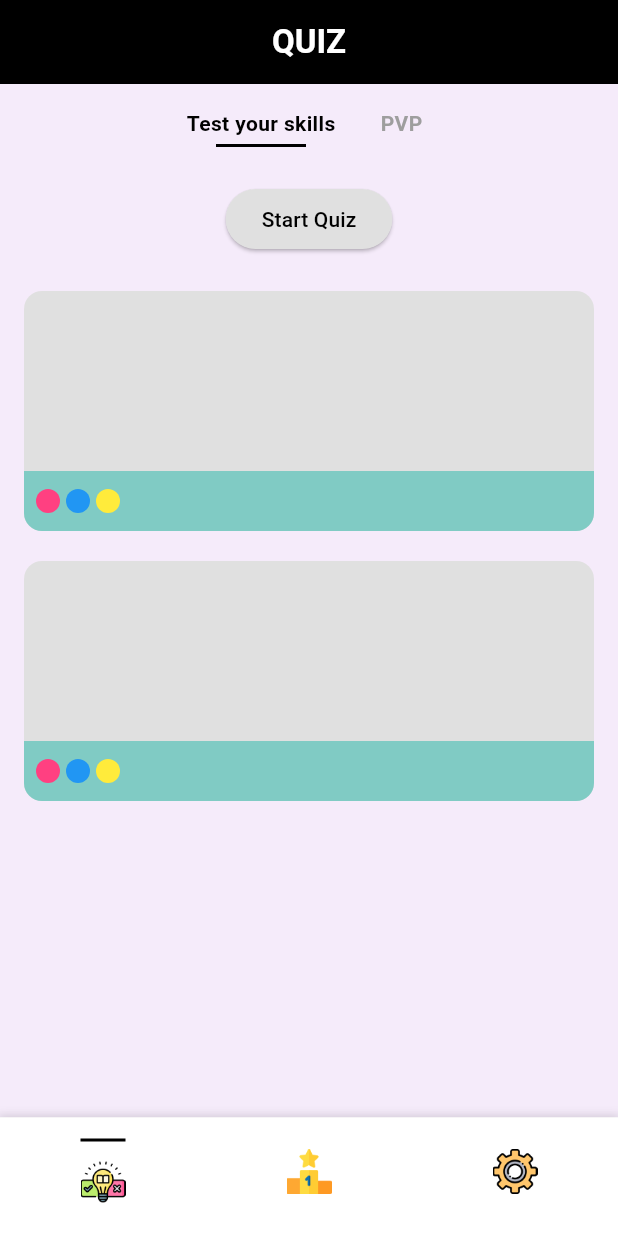
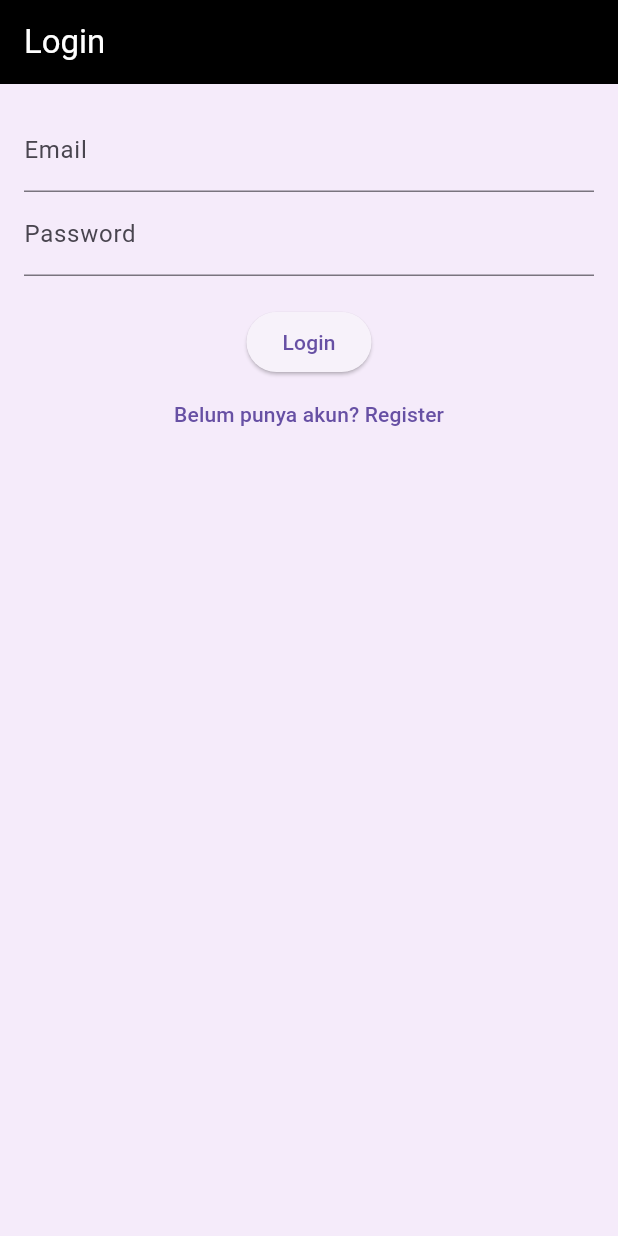
Before and after one commit to machzaul/Apps_Cendikiawan, a Flutter app: the screen it shows after launch, on a phone screen of 412 x 824 dp. Run offline on Flutter 3.47's test engine with Material 3 defaults, Android fonts, the phone set to English and light mode, and no system bars; our stand-ins replace firebase_auth, firebase_core; accounts and stored records are empty.

Commit message:
Pesan commit yang menjelaskan perubahan

```diff
--- /dev/null
+++ b/lib/LoginPage.dart
@@ -0,0 +1,54 @@
+import 'package:flutter/material.dart';
+import 'package:firebase_auth/firebase_auth.dart';
+import 'RegisterPage.dart';
+
+class LoginPage extends StatefulWidget {
+  const LoginPage({super.key});
+
+  @override
+  State<LoginPage> createState() => _LoginPageState();
+}
+
+class _LoginPageState extends State<LoginPage> {
+  final emailController = TextEditingController();
+  final passwordController = TextEditingController();
+
+  Future<void> login() async {
+    try {
+      await FirebaseAuth.instance.signInWithEmailAndPassword(
+        email: emailController.text.trim(),
+        password: passwordController.text.trim(),
+      );
+    } catch (e) {
+      ScaffoldMessenger.of(context).showSnackBar(SnackBar(content: Text("Login failed: $e")));
+    }
+  }
+
+  @override
+  Widget build(BuildContext context) {
+    return Scaffold(
+      backgroundColor: const Color(0xFFF5EBFA),
+      appBar: AppBar(title: const Text("Login")),
+      body: Padding(
+        padding: const EdgeInsets.all(16),
+        child: Column(
+          children: [
+            TextField(controller: emailController, decoration: const InputDecoration(labelText: "Email")),
+            TextField(controller: passwordController, decoration: const InputDecoration(labelText: "Password"), obscureText: true),
+            const SizedBox(height: 20),
+            ElevatedButton(
+              onPressed: login,
+              child: const Text("Login"),
+            ),
+            TextButton(
+              onPressed: () {
+                Navigator.push(context, MaterialPageRoute(builder: (_) => const RegisterPage()));
+              },
+              child: const Text("Belum punya akun? Register"),
+            ),
+          ],
+        ),
+      ),
+    );
+  }
+}
--- a/lib/QuizPage.dart
+++ b/lib/QuizPage.dart
@@ -16,7 +16,7 @@ class _QuizPageState extends State<QuizPage> {
   @override
   Widget build(BuildContext context) {
     return Scaffold(
-      backgroundColor: const Color(0xFFF5EBFA),
+      backgroundColor: const Color(0xFFFFFFFF),
       appBar: AppBar(
         backgroundColor: Colors.black,
         centerTitle: true,
--- /dev/null
+++ b/lib/RegisterPage.dart
@@ -0,0 +1,48 @@
+import 'package:flutter/material.dart';
+import 'package:firebase_auth/firebase_auth.dart';
+
+class RegisterPage extends StatefulWidget {
+  const RegisterPage({super.key});
+
+  @override
+  State<RegisterPage> createState() => _RegisterPageState();
+}
+
+class _RegisterPageState extends State<RegisterPage> {
+  final emailController = TextEditingController();
+  final passwordController = TextEditingController();
+
+  Future<void> register() async {
+    try {
+      await FirebaseAuth.instance.createUserWithEmailAndPassword(
+        email: emailController.text.trim(),
+        password: passwordController.text.trim(),
+      );
+      Navigator.pop(context); // kembali ke login
+    } catch (e) {
+      ScaffoldMessenger.of(context).showSnackBar(SnackBar(content: Text("Register failed: $e")));
+    }
+  }
+
+  @override
+  Widget build(BuildContext context) {
+    return Scaffold(
+      backgroundColor: const Color(0xFFF5EBFA),
+      appBar: AppBar(title: const Text("Register")),
+      body: Padding(
+        padding: const EdgeInsets.all(16),
+        child: Column(
+          children: [
+            TextField(controller: emailController, decoration: const InputDecoration(labelText: "Email")),
+            TextField(controller: passwordController, decoration: const InputDecoration(labelText: "Password"), obscureText: true),
+            const SizedBox(height: 20),
+            ElevatedButton(
+              onPressed: register,
+              child: const Text("Register"),
+            ),
+          ],
+        ),
+      ),
+    );
+  }
+}
--- a/lib/main.dart
+++ b/lib/main.dart
@@ -1,18 +1,24 @@
+import 'package:firebase_core/firebase_core.dart';
+import 'package:firebase_auth/firebase_auth.dart';
 import 'package:flutter/material.dart';
+import 'package:flutter/services.dart';
+
 import 'QuizPage.dart';
 import 'LeaderboardPage.dart';
 import 'SettingsPage.dart';
-import 'CategoryPage.dart'; // Make sure this is imported
-import 'package:flutter/services.dart';
+import 'LoginPage.dart'; // ✅ tambahkan halaman login
 
-void main() {
-  // Set preferred orientations to portrait only
+void main() async {
+  WidgetsFlutterBinding.ensureInitialized();
+  await Firebase.initializeApp();
+
+  // Lock orientation to portrait
   SystemChrome.setPreferredOrientations([
     DeviceOrientation.portraitUp,
     DeviceOrientation.portraitDown,
   ]);
 
-  // Set status bar color to black
+  // Set status bar color
   SystemChrome.setSystemUIOverlayStyle(const SystemUiOverlayStyle(
     statusBarColor: Colors.black,
     statusBarIconBrightness: Brightness.light,
@@ -28,6 +34,7 @@ class MyApp extends StatelessWidget {
   Widget build(BuildContext context) {
     return MaterialApp(
       title: 'Cendikiawan Quiz',
+      debugShowCheckedModeBanner: false,
       theme: ThemeData(
         primaryColor: Colors.black,
         scaffoldBackgroundColor: Colors.white,
@@ -44,8 +51,21 @@ class MyApp extends StatelessWidget {
           elevation: 10,
         ),
       ),
-      debugShowCheckedModeBanner: false,
-      home: const RootPage(),
+      // ⬇️ Gunakan StreamBuilder untuk cek login
+      home: StreamBuilder<User?>(
+        stream: FirebaseAuth.instance.authStateChanges(),
+        builder: (context, snapshot) {
+          if (snapshot.connectionState == ConnectionState.waiting) {
+            return const Scaffold(
+              body: Center(child: CircularProgressIndicator()),
+            );
+          } else if (snapshot.hasData) {
+            return const RootPage(); // ✅ user sudah login
+          } else {
+            return const LoginPage(); // ❌ belum login
+          }
+        },
+      ),
     );
   }
 }
@@ -108,9 +128,7 @@ class _RootPageState extends State<RootPage> {
               activeIcon: Container(
                 padding: const EdgeInsets.only(top: 12),
                 decoration: const BoxDecoration(
-                  border: Border(
-                    top: BorderSide(width: 2, color: Colors.black),
-                  ),
+                  border: Border(top: BorderSide(width: 2, color: Colors.black)),
                 ),
                 child: Image.asset('assets/logo/checklist.png', width: 30, height: 30),
               ),
@@ -121,9 +139,7 @@ class _RootPageState extends State<RootPage> {
               activeIcon: Container(
                 padding: const EdgeInsets.only(top: 12),
                 decoration: const BoxDecoration(
-                  border: Border(
-                    top: BorderSide(width: 2, color: Colors.black),
-                  ),
+                  border: Border(top: BorderSide(width: 2, color: Colors.black)),
                 ),
                 child: Image.asset('assets/logo/podium.png', width: 30, height: 30),
               ),
@@ -134,9 +150,7 @@ class _RootPageState extends State<RootPage> {
               activeIcon: Container(
                 padding: const EdgeInsets.only(top: 12),
                 decoration: const BoxDecoration(
-                  border: Border(
-                    top: BorderSide(width: 2, color: Colors.black),
-                  ),
+                  border: Border(top: BorderSide(width: 2, color: Colors.black)),
                 ),
                 child: Image.asset('assets/logo/settings1.png', width: 30, height: 30),
               ),
--- a/pubspec.yaml
+++ b/pubspec.yaml
@@ -34,6 +34,8 @@ dependencies:
   # The following adds the Cupertino Icons font to your application.
   # Use with the CupertinoIcons class for iOS style icons.
   cupertino_icons: ^1.0.8
+  firebase_core: ^3.13.0
+  firebase_auth: ^5.5.3
 
 dev_dependencies:
   flutter_test:
```
Also changed, not shown: pubspec.lock, 7 other files.
